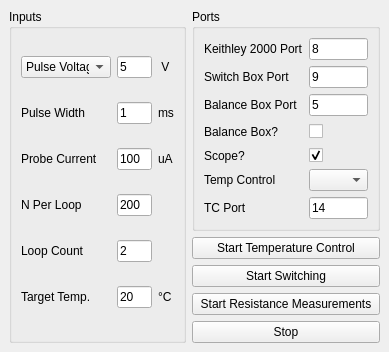
The window that switching_GUI_layoutfile.ui (uonelisa/instruments) describes before a commit, drawn with Qt 5.
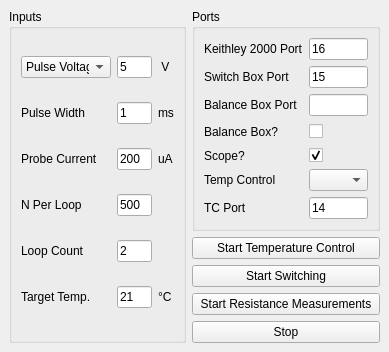
The same window after the commit.

Commit message: setting default UI settings for B204 RT system

The edit to the form file:
```diff
--- a/switching_GUI_layoutfile.ui
+++ b/switching_GUI_layoutfile.ui
@@ -37,7 +37,7 @@
        <item row="2" column="1">
         <widget class="QLineEdit" name="probe_current_box">
          <property name="text">
-          <string>100</string>
+          <string>200</string>
          </property>
         </widget>
        </item>
@@ -116,7 +116,7 @@
        <item row="3" column="1">
         <widget class="QLineEdit" name="measurement_count_box">
          <property name="text">
-          <string>200</string>
+          <string>500</string>
          </property>
         </widget>
        </item>
@@ -147,7 +147,7 @@
           <bool>true</bool>
          </property>
          <property name="text">
-          <string>20</string>
+          <string>21</string>
          </property>
         </widget>
        </item>
@@ -188,7 +188,7 @@
          <item row="1" column="1">
           <widget class="QLineEdit" name="dmm_port_box">
            <property name="text">
-            <string>8</string>
+            <string>16</string>
            </property>
           </widget>
          </item>
@@ -221,7 +221,7 @@
          <item row="2" column="1">
           <widget class="QLineEdit" name="sb_port_box">
            <property name="text">
-            <string>9</string>
+            <string>15</string>
            </property>
           </widget>
          </item>
@@ -272,7 +272,7 @@
          <item row="3" column="1">
           <widget class="QLineEdit" name="bb_port_box">
            <property name="text">
-            <string>5</string>
+            <string/>
            </property>
           </widget>
          </item>
```
